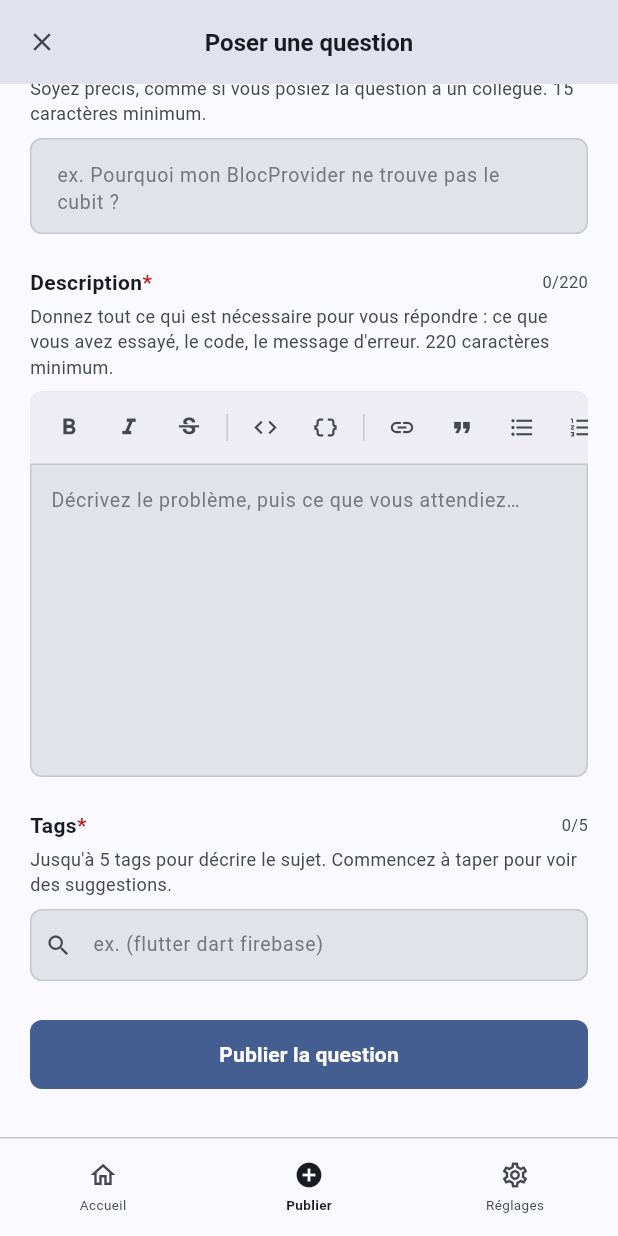
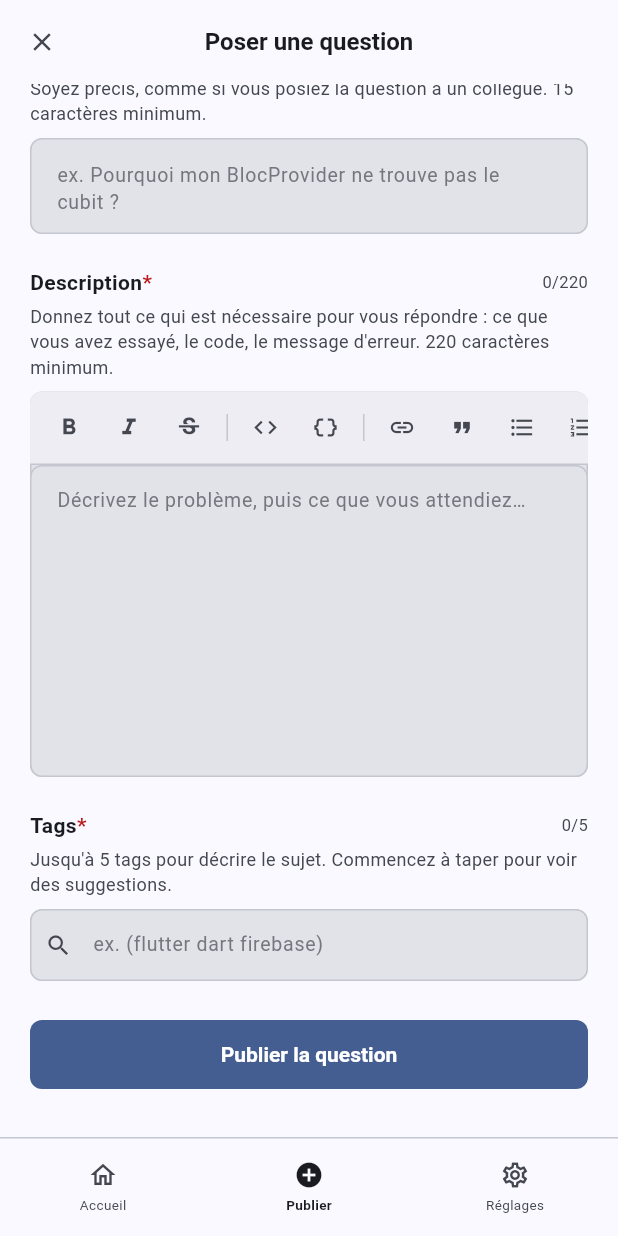
Before and after one commit to FlutterFire-Summer-Camp-Groupe-12/ask-dev, a Flutter app: the screen it shows once a user with an empty profile is signed in, item 2 of the bottom bar chosen, scrolled down 245 dp, on a phone screen of 412 x 824 dp. Run offline on Flutter 3.47's test engine with Material 3 defaults, Android fonts, the phone set to English and light mode, and no system bars; our stand-ins replace auto_route, cloud_firestore, equatable, firebase_auth, firebase_core, flutter_bloc and 4 more; accounts and stored records are empty.

Commit message:
Uniformisation du design global inspirée de la page Poser une question
- AppTheme : AppBar plate centrée (elevation 0, titre 16/w600), cartes sans ombre bordées, champs remplis arrondis (rayon 8, bordure discrète, focus accent), boutons remplis arrondis, séparateurs discrets
- Le style s'applique à toutes les pages : accueil, profil, édition, réglages, connexion, inscription
- Champ de recherche de l'accueil aligné sur le style des champs

```diff
--- a/lib/core/themes/app_theme.dart
+++ b/lib/core/themes/app_theme.dart
@@ -1,16 +1,94 @@
 import 'package:flutter/material.dart';
 
+/// Thèmes clair/sombre de l'application.
+///
+/// Toutes les pages partagent la même signature visuelle (héritée du
+/// formulaire « Poser une question ») : AppBar plate centrée, champs remplis
+/// et arrondis, cartes sans ombre bordées d'un trait discret.
 class AppTheme {
   const AppTheme();
 
-  ThemeData get light => ThemeData(
-    colorScheme: ColorScheme.fromSeed(seedColor: Colors.blueAccent),
-  );
+  ThemeData get light => _build(
+        ColorScheme.fromSeed(seedColor: Colors.blueAccent),
+      );
 
-  ThemeData get dark => ThemeData(
-    colorScheme: ColorScheme.fromSeed(
-      seedColor: Colors.blueAccent,
-      brightness: Brightness.dark,
-    ),
-  );
+  ThemeData get dark => _build(
+        ColorScheme.fromSeed(
+          seedColor: Colors.blueAccent,
+          brightness: Brightness.dark,
+        ),
+      );
+
+  ThemeData _build(ColorScheme scheme) {
+    final rounded8 = RoundedRectangleBorder(
+      borderRadius: BorderRadius.circular(8),
+    );
+    return ThemeData(
+      colorScheme: scheme,
+      appBarTheme: AppBarTheme(
+        elevation: 0,
+        scrolledUnderElevation: 0,
+        centerTitle: true,
+        backgroundColor: scheme.surface,
+        surfaceTintColor: Colors.transparent,
+        titleTextStyle: TextStyle(
+          fontSize: 16,
+          fontWeight: FontWeight.w600,
+          color: scheme.onSurface,
+        ),
+      ),
+      cardTheme: CardThemeData(
+        elevation: 0,
+        surfaceTintColor: Colors.transparent,
+        color: scheme.surfaceContainerHighest,
+        shape: RoundedRectangleBorder(
+          borderRadius: BorderRadius.circular(12),
+          side: BorderSide(color: scheme.outlineVariant),
+        ),
+      ),
+      inputDecorationTheme: InputDecorationTheme(
+        filled: true,
+        fillColor: scheme.surfaceContainerHighest,
+        isDense: true,
+        contentPadding: const EdgeInsets.symmetric(
+          horizontal: 14,
+          vertical: 14,
+        ),
+        hintStyle: TextStyle(color: scheme.outline, fontSize: 13),
+        labelStyle: TextStyle(color: scheme.onSurfaceVariant, fontSize: 13),
+        prefixIconColor: scheme.onSurfaceVariant,
+        suffixIconColor: scheme.onSurfaceVariant,
+        enabledBorder: OutlineInputBorder(
+          borderRadius: BorderRadius.circular(8),
+          borderSide: BorderSide(color: scheme.outlineVariant),
+        ),
+        focusedBorder: OutlineInputBorder(
+          borderRadius: BorderRadius.circular(8),
+          borderSide: BorderSide(color: scheme.primary, width: 1.6),
+        ),
+        errorBorder: OutlineInputBorder(
+          borderRadius: BorderRadius.circular(8),
+          borderSide: BorderSide(color: scheme.error),
+        ),
+        focusedErrorBorder: OutlineInputBorder(
+          borderRadius: BorderRadius.circular(8),
+          borderSide: BorderSide(color: scheme.error, width: 1.6),
+        ),
+        disabledBorder: OutlineInputBorder(
+          borderRadius: BorderRadius.circular(8),
+          borderSide: BorderSide(color: scheme.outlineVariant),
+        ),
+      ),
+      filledButtonTheme: FilledButtonThemeData(
+        style: FilledButton.styleFrom(
+          shape: rounded8,
+          textStyle: const TextStyle(
+            fontSize: 14,
+            fontWeight: FontWeight.w600,
+          ),
+        ),
+      ),
+      dividerTheme: DividerThemeData(color: scheme.outlineVariant),
+    );
+  }
 }
--- a/lib/features/forum/presentation/pages/questions_home_page.dart
+++ b/lib/features/forum/presentation/pages/questions_home_page.dart
@@ -56,7 +56,7 @@
                           ),
                     filled: true,
                     border: OutlineInputBorder(
-                      borderRadius: BorderRadius.circular(28),
+                      borderRadius: BorderRadius.circular(8),
                       borderSide: BorderSide.none,
                     ),
                     contentPadding: EdgeInsets.zero,
```
